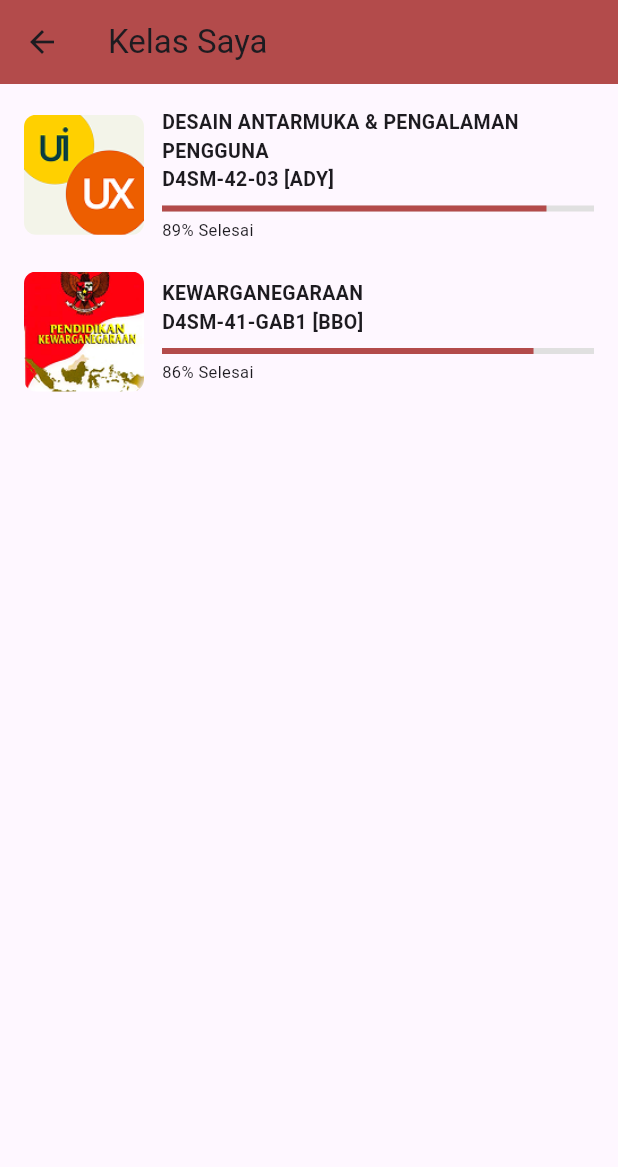
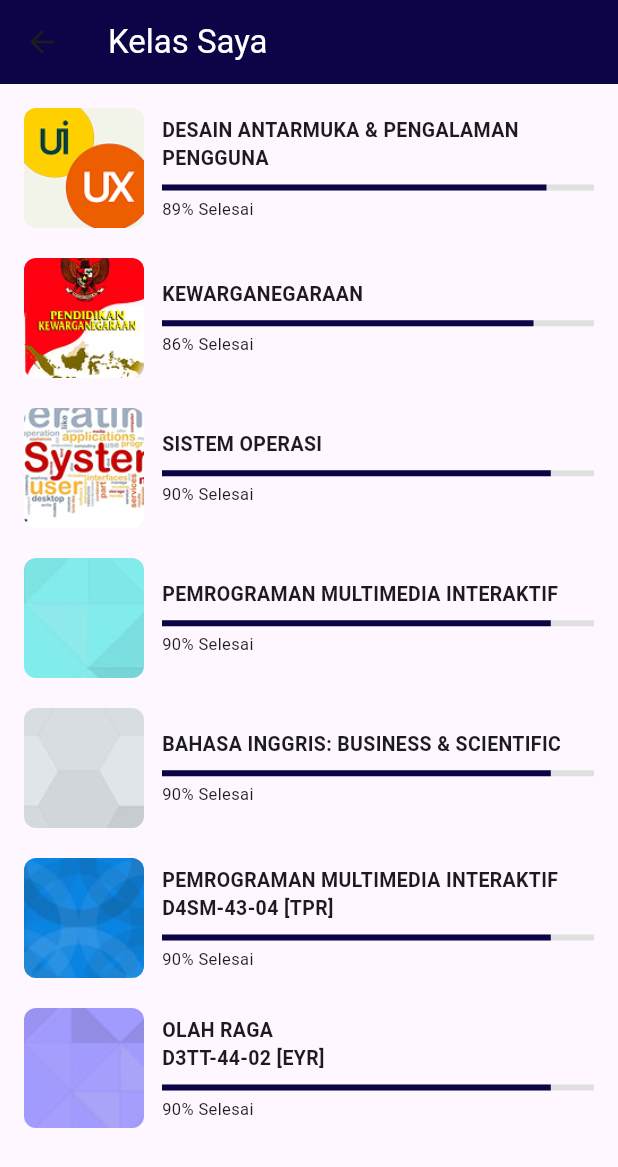
Before and after one commit to nunaprameswari/lms_hybird, a Flutter app: the KelasSaya screen opened directly, on a phone screen of 412 x 824 dp. Shown: the top 1167 px of the screen. Run offline on Flutter 3.47's test engine with Material 3 defaults, Android fonts, the phone set to English and light mode, and no system bars.

Commit message:
perubahan warna dan penambahan mata pelajaran

```diff
--- a/lib/fitur/kelassaya.dart
+++ b/lib/fitur/kelassaya.dart
@@ -6,14 +6,39 @@ class KelasSaya extends StatelessWidget {
 
   static const List<Map<String, dynamic>> listKelas = [
     {
-      "title": "DESAIN ANTARMUKA & PENGALAMAN PENGGUNA\nD4SM-42-03 [ADY]",
+      "title": "DESAIN ANTARMUKA & PENGALAMAN PENGGUNA",
       "image": "assets/image/uiux.png",
       "progress": 0.89,
     },
     {
-      "title": "KEWARGANEGARAAN\nD4SM-41-GAB1 [BBO]",
+      "title": "KEWARGANEGARAAN",
       "image": "assets/image/ppkn.png",
       "progress": 0.86,
+    },
+    {
+      "title": "SISTEM OPERASI",
+      "image": "assets/image/system.png",
+      "progress": 0.90,
+    },
+    {
+      "title": "PEMROGRAMAN MULTIMEDIA INTERAKTIF",
+      "image": "assets/image/pemrograman.png",
+      "progress": 0.90,
+    },
+    {
+      "title": "BAHASA INGGRIS: BUSINESS & SCIENTIFIC",
+      "image": "assets/image/bhsinggris.png",
+      "progress": 0.90,
+    },
+    {
+      "title": "PEMROGRAMAN MULTIMEDIA INTERAKTIF\nD4SM-43-04 [TPR]",
+      "image": "assets/image/multimedia.png",
+      "progress": 0.90,
+    },
+    {
+      "title": "OLAH RAGA\nD3TT-44-02 [EYR]",
+      "image": "assets/image/olahraga.png",
+      "progress": 0.90,
     },
   ];
 
@@ -21,8 +46,8 @@ class KelasSaya extends StatelessWidget {
   Widget build(BuildContext context) {
     return Scaffold(
       appBar: AppBar(
-        title: const Text("Kelas Saya"),
-        backgroundColor: const Color(0xFFB34B4B),
+        title: const Text("Kelas Saya", style: TextStyle(color: Colors.white)),
+        backgroundColor: Color(0xFF0B0547),
       ),
       body: ListView.builder(
         padding: const EdgeInsets.all(16),
@@ -70,7 +95,7 @@ class KelasSaya extends StatelessWidget {
                         const SizedBox(height: 8),
                         LinearProgressIndicator(
                           value: kelas["progress"],
-                          color: const Color(0xFFB34B4B),
+                          color: const Color(0xFF0B0547),
                           backgroundColor: Colors.grey.shade300,
                         ),
                         const SizedBox(height: 4),
```
